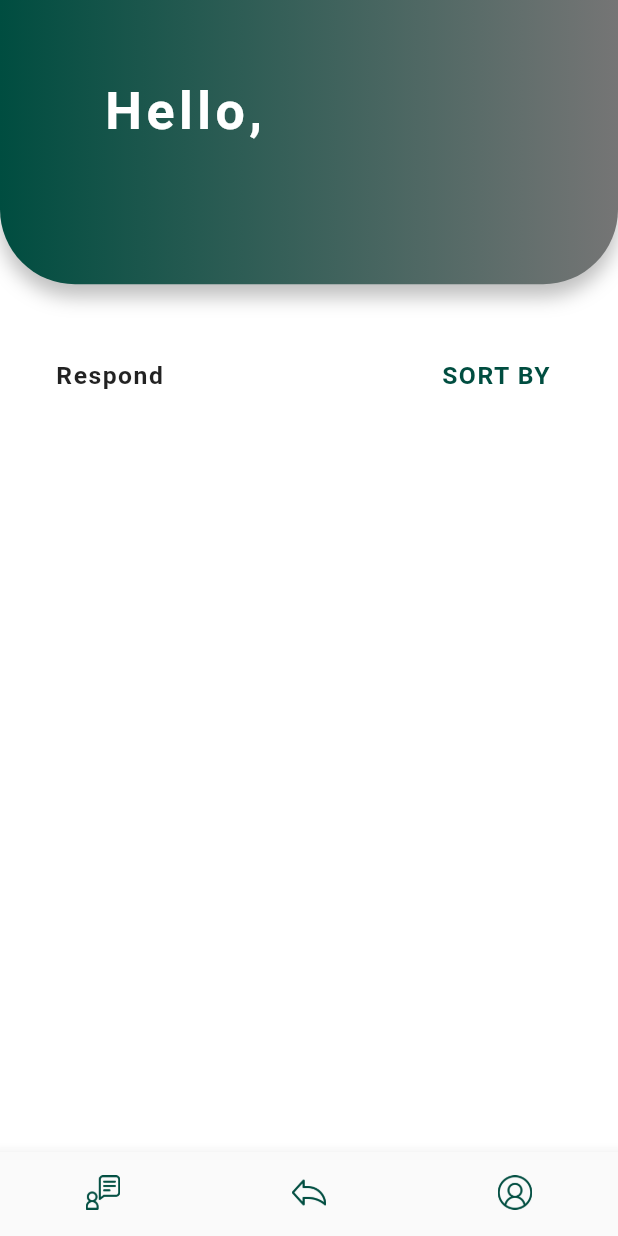
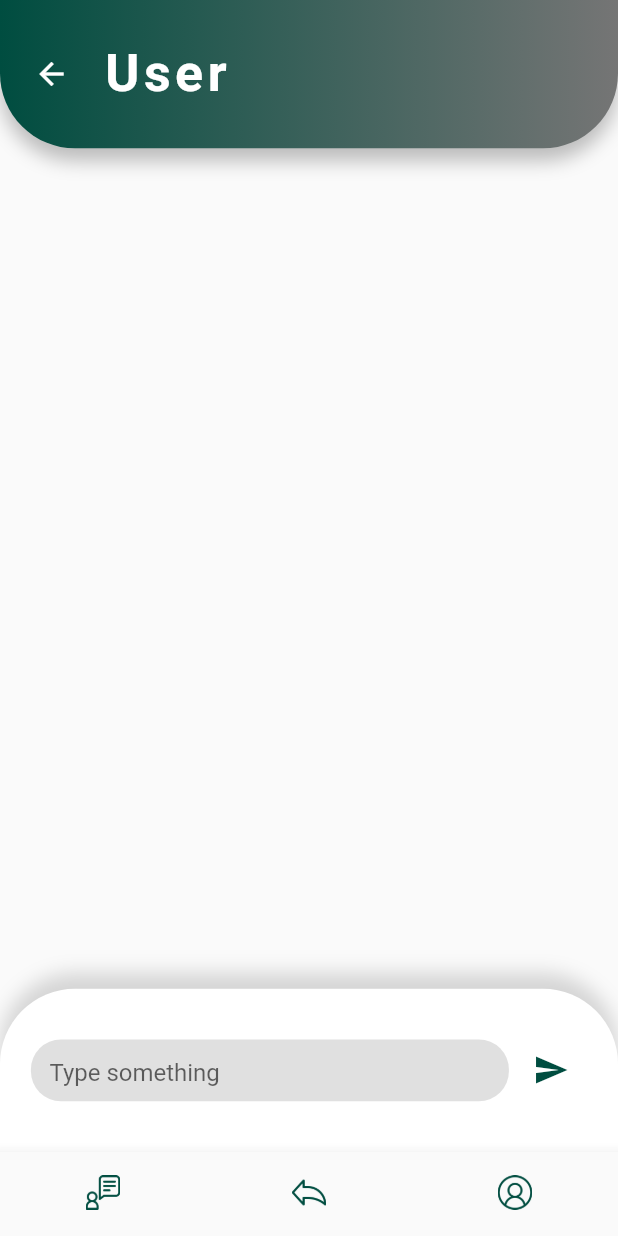
Before and after one commit to nataniayp/plEASE, a Flutter app: the screen it shows once a user with an empty profile is signed in, on a phone screen of 412 x 824 dp. Run offline on Flutter 3.47's test engine with Material 2 defaults, Android fonts, the phone set to English and light mode, and no system bars; our stand-ins replace cloud_firestore, firebase_auth, firebase_core, flutter_spinkit; accounts and stored records are empty.

Commit message:
chatroom UI and backend complete.

```diff
--- /dev/null
+++ b/lib/components/chatroom_app_bar.dart
@@ -0,0 +1,75 @@
+import 'package:flutter/material.dart';
+
+class chatRoomAppBar extends StatefulWidget {
+  const chatRoomAppBar({Key key}) : super(key: key);
+
+  @override
+  _chatRoomAppBarState createState() => _chatRoomAppBarState();
+}
+
+class _chatRoomAppBarState extends State<chatRoomAppBar> {
+  @override
+  Widget build(BuildContext context) {
+
+    Size size = MediaQuery.of(context).size;
+
+    return Container(
+      height: size.height * 0.12,
+      child: Stack(
+        children: <Widget>[
+          Container(
+            decoration: BoxDecoration(
+              gradient: LinearGradient(
+                  colors: [Colors.teal[900], Colors.grey[600]]
+              ),
+              borderRadius: BorderRadius.only(
+                bottomLeft: Radius.circular(50),
+                bottomRight: Radius.circular(50),
+              ),
+              boxShadow: [
+                BoxShadow(
+                  offset: Offset(0, 8),
+                  blurRadius: 10,
+                  color: Colors.black.withOpacity(0.25),
+                ),
+              ],
+            ),
+          ),
+          Align(
+            // padding: EdgeInsets.only(
+            alignment: Alignment.center,
+            // ),
+            child: Row(
+              crossAxisAlignment: CrossAxisAlignment.center,
+              children: [
+                Expanded(
+                  flex: 1,
+                  child: FlatButton(
+                    child: Icon(Icons.arrow_back, color: Colors.white,),
+                    onPressed: () {
+                      Navigator.pop(context);
+                    },
+                  ),
+                ),
+                Expanded(
+                  flex: 5,
+                  child: Container(
+                    child: Text(
+                      "User",
+                      style: TextStyle(
+                        color: Colors.white,
+                        letterSpacing: 3.0,
+                        fontWeight: FontWeight.bold,
+                        fontSize: size.height * 0.042,
+                      ),
+                    ),
+                  ),
+                ),
+              ],
+            ),
+          ),
+        ],
+      ),
+    );
+  }
+}
--- a/lib/main.dart
+++ b/lib/main.dart
@@ -1,15 +1,14 @@
 import 'package:firebase_core/firebase_core.dart';
 import 'package:flutter/material.dart';
-import 'package:please/screens/home.dart';
 import 'package:please/screens/request_input.dart';
 import 'package:please/screens/my_requests.dart';
 import 'package:please/screens/my_responses.dart';
 import 'package:please/screens/respond_details.dart';
 import 'package:please/screens/wrapper.dart';
-import 'package:firebase_auth/firebase_auth.dart';
 import 'package:please/services/auth.dart';
 import 'package:provider/provider.dart';
 import 'package:please/models/user_data.dart';
+import 'screens/chatroom.dart';
 
 
 void main() async {
@@ -34,6 +33,7 @@ class MyApp extends StatelessWidget {
           '/request_input': (context) => RequestInput(),
           '/my_responses': (context) => MyResponses(),
           '/respond_details': (context) => RespondDetails(),
+          '/chatroom': (context) => chatRoom(),
         },
       ),
     );
--- /dev/null
+++ b/lib/models/message_data.dart
@@ -0,0 +1,7 @@
+class MessageData{
+  String message;
+  String sendBy;
+  DateTime sendTime;
+
+  MessageData({this.message, this.sendBy, this.sendTime});
+}
--- /dev/null
+++ b/lib/screens/chatroom.dart
@@ -0,0 +1,157 @@
+import 'package:cloud_firestore/cloud_firestore.dart';
+import 'package:flutter/material.dart';
+import 'package:please/components/chatroom_app_bar.dart';
+import 'package:please/components/chatBubble.dart';
+import 'package:please/services/database.dart';
+import 'package:provider/provider.dart';
+import 'package:please/models/user_data.dart';
+import 'package:please/models/message_data.dart';
+
+class chatRoom extends StatefulWidget {
+  const chatRoom({
+    Key key,
+    @required this.chatRoomId,
+  }) : super(key: key);
+
+  final String chatRoomId;
+
+  @override
+  _chatRoomState createState() => _chatRoomState();
+}
+
+class _chatRoomState extends State<chatRoom> {
+
+  TextEditingController messageEditingController = new TextEditingController();
+  ScrollController messageScrollController = new ScrollController();
+
+  @override
+  Widget build(BuildContext context) {
+
+    Size size = MediaQuery.of(context).size;
+
+    final user = Provider.of<UserData>(context);
+
+    Widget messageDisplay(){
+      return StreamBuilder<List<MessageData>>(
+        stream: DatabaseService(chatRoomId: widget.chatRoomId).messageData,
+        builder: (context, snapshot){
+          if (snapshot.hasData){
+            List<MessageData> messages = snapshot.data;
+            return ListView.builder(
+              itemCount: messages.length,
+              itemBuilder: (context, index){
+                return chatBubble(
+                    message: messages[index].message,
+                    isSentByUser: messages[index].sendBy == user.uid,
+                );
+              });
+          } else {
+            return Container(
+              child: Column(
+                mainAxisAlignment: MainAxisAlignment.center,
+                children: [
+                  Text("No messages yet..."),
+                ],
+              ),
+            );
+        }
+      });
+    }
+
+    sendMessage() {
+      if (messageEditingController.text.isNotEmpty) {
+        Map<String, dynamic> messageMap = {
+          "sendBy": user.uid,
+          "message": messageEditingController.text,
+          "sendTime": DateTime.now(),
+        };
+
+        DatabaseService(uid: user.uid).addMessages(widget.chatRoomId, messageMap);
+
+        setState(() {
+          messageEditingController.text = "";
+        });
+
+        messageScrollController.animateTo(messageScrollController.position.maxScrollExtent,
+            duration: Duration(milliseconds: 200), curve: Curves.easeInOut);
+      }
+    }
+
+    return Scaffold(
+      body: SafeArea(
+        child: Column(
+          children: [
+            chatRoomAppBar(),
+            Expanded(
+              child: Column(
+                children: [
+                  SizedBox(height: size.height * 0.01,),
+                  Expanded(
+                    flex: 5,
+                    child: messageDisplay(),
+                  ),
+                  SizedBox(height: size.height * 0.01,),
+                  Expanded(
+                    flex: 1,
+                    child: Container(
+                      padding: EdgeInsets.symmetric(horizontal: size.width * 0.05, vertical: size.height * 0.01),
+                      decoration: BoxDecoration(
+                        boxShadow: [
+                          BoxShadow(
+                            offset: Offset(0, -10),
+                            blurRadius: 10,
+                            color: Colors.black.withOpacity(0.15),
+                          ),
+                        ],
+                        color: Colors.white,
+                        borderRadius: BorderRadius.only(
+                          topLeft: Radius.circular(50),
+                          topRight: Radius.circular(50),
+                        ),
+                      ),
+                      child: Row(
+                        mainAxisAlignment: MainAxisAlignment.center,
+                        children: [
+                          Expanded(
+                            child: Container(
+                              decoration: BoxDecoration(
+                                color: Colors.grey[300],
+                                borderRadius: BorderRadius.only(
+                                  topLeft: Radius.circular(20),
+                                  topRight: Radius.circular(20),
+                                  bottomLeft: Radius.circular(20),
+                                  bottomRight: Radius.circular(20),
+                                ),
+                              ),
+                              height: size.height * 0.05,
+                              width: size.width * 0.75,
+                              padding: EdgeInsets.symmetric(horizontal: size.width * 0.03, vertical: 0),
+                              child: TextField(
+                                controller: messageEditingController,
+                                decoration: InputDecoration(
+                                  border: InputBorder.none,
+                                  hintText: 'Type something',
+                                ),
+                              ),
+                            ),
+                          ),
+                          SizedBox(width: size.width * 0.01),
+                          IconButton(
+                              icon: Icon(Icons.send),
+                              color: Colors.teal[900],
+                              onPressed: () {
+                                sendMessage();
+                              }),
+                        ],
+                      ),
+                    ),
+                  ),
+                ],
+              ),
+            ),
+          ],
+        ),
+      ),
+    );
+  }
+}
--- a/lib/screens/home.dart
+++ b/lib/screens/home.dart
@@ -5,6 +5,7 @@ import 'package:please/screens/respond.dart';
 import 'package:please/screens/profile.dart';
 import 'package:please/services/database.dart';
 import 'package:provider/provider.dart';
+import 'package:please/screens/chatroom.dart';
 
 class Home extends StatefulWidget {
   const Home({Key key}) : super(key: key);
@@ -17,6 +18,7 @@ class _HomeState extends State<Home> {
   int _currentIndex = 1;
   final List<Widget> _children = [
     Request(),
+    chatRoom(chatRoomId: "NUc50EZbhHMUl1UFGGyfSBgI2Ec2_pamJxPCA75Q9FbUHp2ou8NQ0ZBC2"),
     Respond(),
     Profile(),
   ];
--- a/lib/screens/respond.dart
+++ b/lib/screens/respond.dart
@@ -1,4 +1,3 @@
-import 'package:cloud_firestore/cloud_firestore.dart';
 import 'package:flutter/material.dart';
 import 'package:please/components/customised_app_bar.dart';
 import 'package:please/components/request_card.dart';
--- a/lib/screens/respond_details.dart
+++ b/lib/screens/respond_details.dart
@@ -22,6 +22,13 @@ class _RespondDetailsState extends State<RespondDetails> {
     Size size = MediaQuery.of(context).size;
     RequestCard rc = ModalRoute.of(context).settings.arguments;
     final user = Provider.of<UserData>(context);
+
+    List<String> users = [rc.uid, user.uid];
+    String chatRoomId = "${rc.uid}_${user.uid}";
+    Map<String, dynamic> chatRoomMap = {
+      "users": users,
+      "chatRoomId": chatRoomId
+    };
 
     return Scaffold(
       backgroundColor: Colors.white,
@@ -79,6 +86,7 @@ class _RespondDetailsState extends State<RespondDetails> {
                             rc.selectedTime.format(context),
                             rc.acceptedBy,
                         );
+                        await DatabaseService(uid: user.uid).createChatRoom(chatRoomId, chatRoomMap);
                         await Navigator.pushReplacementNamed(context, '/my_responses');
                       },
                       color: Colors.white,
--- a/lib/screens/wrapper.dart
+++ b/lib/screens/wrapper.dart
@@ -3,8 +3,6 @@ import 'package:please/screens/home.dart';
 import 'package:please/models/user_data.dart';
 import 'package:provider/provider.dart';
 import 'package:please/screens/authenticate/authenticate.dart';
-import 'package:please/screens/authenticate/sign_in.dart';
-import 'package:please/screens/authenticate/register.dart';
 
 class Wrapper extends StatelessWidget {
   const Wrapper({Key key}) : super(key: key);
--- a/pubspec.yaml
+++ b/pubspec.yaml
@@ -35,6 +35,7 @@ dependencies:
   provider: ^5.0.0
   flutter_spinkit: ^5.0.0
   firebase_auth: ^1.2.0
+#  shared_preferences: ^2.0.6
 #  cloud_firestore: ^2.2.0
 #  provider: ^5.0.0
 #  flutter_spinkit: ^5.0.0
```
Also changed, not shown: lib/components/chatBubble.dart (added, +53 -0 lines), lib/screens/request_input.dart (+16 -8 lines), lib/services/database.dart (+55 -3 lines), pubspec.lock, 2 other files.
